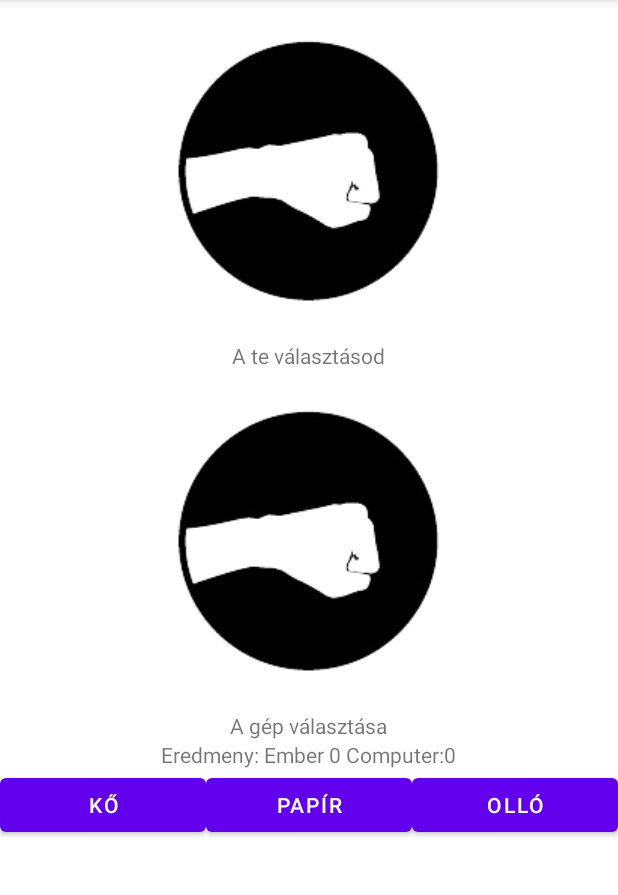
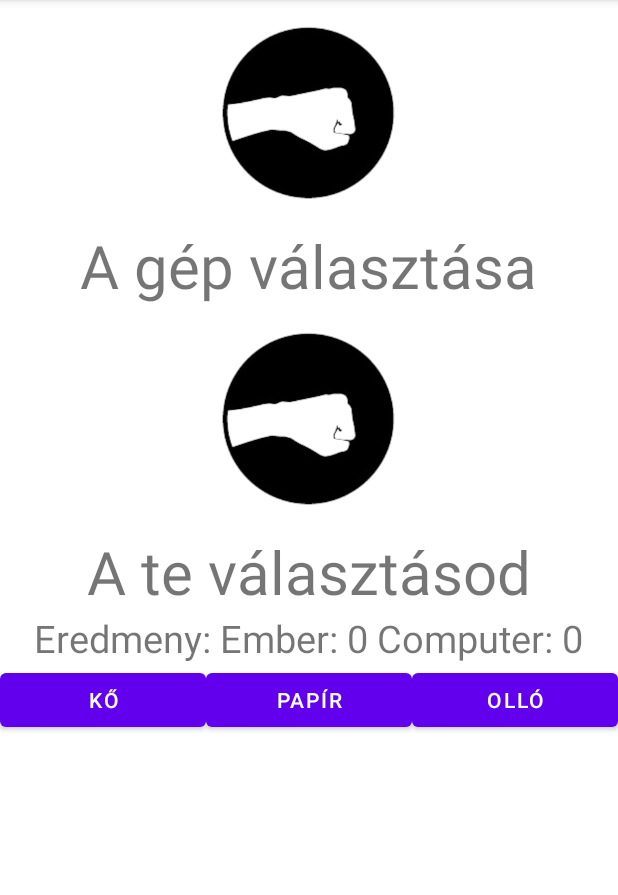
Before and after one commit to Kkrisztian08/KovacsKrisztian_KoPapirOllo, an Android app: the screen it shows after launch (MainActivity), on a phone screen of 412 x 824 dp, the part 84-979 px from its top. Run offline under Robolectric (Android 15) with nearby library versions, the phone set to English and light mode, and no system bars.

Commit message:
kinézet javitás

```diff
--- a/app/src/main/res/layout/activity_main.xml
+++ b/app/src/main/res/layout/activity_main.xml
@@ -7,22 +7,10 @@
     tools:context=".MainActivity"
     android:orientation="vertical">
 
+
     <ImageView
-        android:layout_width="wrap_content"
-        android:layout_height="wrap_content"
-        android:layout_gravity="center"
-        android:id="@+id/fej"
-        android:src="@drawable/rock"/>
-
-    <TextView
-        android:layout_width="wrap_content"
-        android:layout_height="wrap_content"
-        android:layout_gravity="center"
-        android:text="A te választásod"
-        android:id="@+id/textView_sajat"/>
-    <ImageView
-        android:layout_width="wrap_content"
-        android:layout_height="wrap_content"
+        android:layout_width="150dp"
+        android:layout_height="150dp"
         android:layout_gravity="center"
         android:id="@+id/img_gep"
         android:src="@drawable/rock"/>
@@ -30,17 +18,33 @@
     <TextView
         android:layout_width="wrap_content"
         android:layout_height="wrap_content"
+        android:textSize="40dp"
         android:text="A gép választása"
         android:layout_gravity="center"
         android:id="@+id/textView_gep"/>
+
+    <ImageView
+        android:layout_width="150dp"
+        android:layout_height="150dp"
+        android:layout_gravity="center"
+        android:id="@+id/img_sajat"
+        android:src="@drawable/rock"/>
 
     <TextView
         android:layout_width="wrap_content"
         android:layout_height="wrap_content"
         android:layout_gravity="center"
+        android:textSize="40dp"
+        android:text="A te választásod"
+        android:id="@+id/textView_sajat"/>
 
-        android:text="Eredmeny: Ember 0 Computer:0"
-        android:id="@+id/textView_dobasok"/>
+    <TextView
+        android:layout_width="wrap_content"
+        android:layout_height="wrap_content"
+        android:layout_gravity="center"
+        android:textSize="25dp"
+        android:text="Eredmeny: Ember: 0 Computer: 0"
+        android:id="@+id/textView_eredmeny"/>
 
 
 
```
